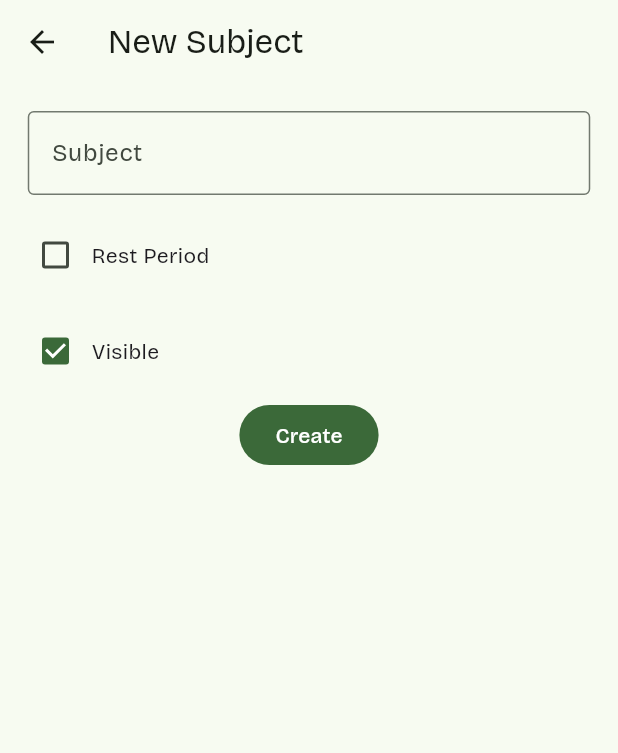
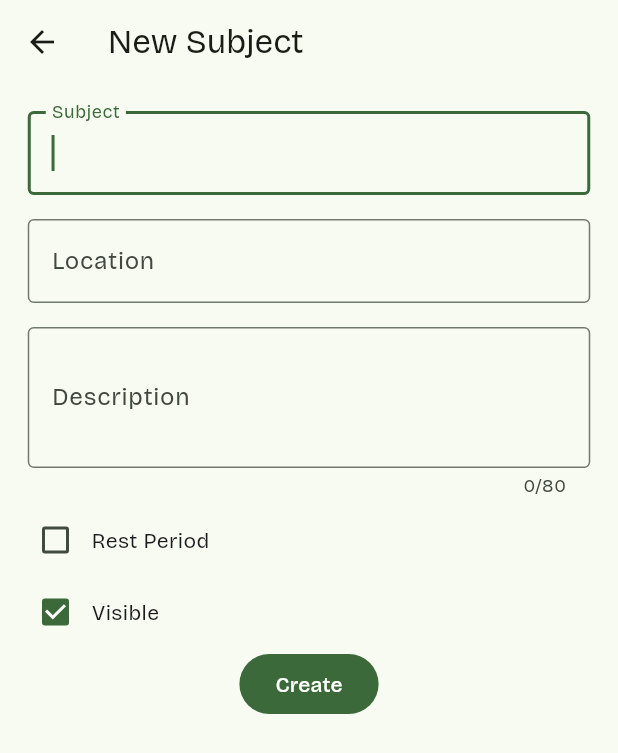
Before and after one commit to Ubuntuify/class-schedule-flutter, a Flutter app: the ClassListPage screen opened directly, after a tap on the "add" icon, on a phone screen of 412 x 824 dp. Shown: the top 753 px of the screen. Run offline on Flutter 3.47's test engine with Material 3 defaults, Android fonts, the phone set to English and light mode, and no system bars; our stand-ins replace google_fonts, sqflite; accounts and stored records are empty.

```diff
--- a/lib/schema/subject.dart
+++ b/lib/schema/subject.dart
@@ -1,26 +1,25 @@
 class Subject {
-  // Primary key
-  final int? id;
-
-  // Display name
+  final int? id; // primary key
   final String name;
-
-  // If it is visible in the user interface
-  final bool isVisible;
-
-  // If the subject is a rest period and you should be notified
-  final bool isRestPeriod;
+  final String description;
+  final String location;
+  final bool isVisible; // if it is visible in the user interface
+  final bool isRestPeriod; // if it is a rest period
 
   const Subject(
       {required this.id, // primary key should always come first
       required this.name,
       required this.isVisible,
-      required this.isRestPeriod});
+      required this.isRestPeriod,
+      required this.description,
+      required this.location});
 
   Map<String, Object?> toMap() {
     return {
       'id': id,
       'name': name,
+      'description': description,
+      'location': location,
       'is_visible': isVisible,
       'is_rest_period': isRestPeriod,
     };
--- a/lib/services/db.dart
+++ b/lib/services/db.dart
@@ -42,6 +42,8 @@ class DatabaseManager {
     CREATE TABLE subject (
       id INTEGER PRIMARY KEY AUTOINCREMENT,
       name TEXT,
+      description TEXT,
+      location TEXT,
       is_visible INTEGER,
       is_rest_period INTEGER
     );
@@ -58,12 +60,16 @@ class DatabaseManager {
       for (final {
             'id': id as int,
             'name': name as String,
+            'description': description as String,
+            'location': location as String,
             'is_visible': isVisible as bool,
             'is_rest_period': isRestPeriod as bool,
           } in subjects)
         Subject(
             id: id,
             name: name,
+            description: description,
+            location: location,
             isVisible: isVisible,
             isRestPeriod: isRestPeriod),
     ];
--- a/lib/ui/pages/subject/list.dart
+++ b/lib/ui/pages/subject/list.dart
@@ -1,8 +1,15 @@
 import 'package:flutter/material.dart';
 import 'package:schedule/ui/pages/subject/new_subject.dart';
 
-class ClassListPage extends StatelessWidget {
+class ClassListPage extends StatefulWidget {
   const ClassListPage({super.key});
+
+  @override
+  State<ClassListPage> createState() => _ClassListPageState();
+}
+
+class _ClassListPageState extends State<ClassListPage> {
+  bool hiddenVisibility = false;
 
   @override
   Widget build(BuildContext context) {
@@ -17,15 +24,65 @@ class ClassListPage extends StatelessWidget {
                     onPressed: () => Navigator.of(context).push(
                         MaterialPageRoute(
                             builder: (context) => const NewSubjectPage())),
-                    icon: const Icon(Icons.add))
+                    icon: const Icon(Icons.add)),
+                PopupMenuButton(
+                    itemBuilder: (context) => [
+                          const PopupMenuItem(
+                              child: ListTile(
+                            leading: Icon(Icons.visibility_outlined),
+                            title: Text('Show hidden items'),
+                          ))
+                        ],
+                    icon: const Icon(Icons.more_vert)),
               ],
             ),
-            body: const Column(
-              children: [
-                Row(
-                  children: [],
-                )
-              ],
-            )));
+            body: const ClassList()));
   }
 }
+
+class ClassList extends StatefulWidget {
+  const ClassList({super.key});
+
+  @override
+  State<ClassList> createState() => _ClassListState();
+}
+
+class _ClassListState extends State<ClassList> {
+  @override
+  Widget build(BuildContext context) {
+    // DatabaseManager().getSubjects().then((subjects) => {});
+    //
+    // if (subjects.isEmpty) {
+    //   return const Center(
+    //     child: Column(
+    //       mainAxisAlignment: MainAxisAlignment.center,
+    //       children: [
+    //         Icon(Icons.sentiment_very_dissatisfied_rounded),
+    //         Padding(padding: EdgeInsets.all(5)),
+    //         Text(
+    //           'There doesn\'t seem to be any classes right\nnow, maybe add one?',
+    //           textAlign: TextAlign.center,
+    //         )
+    //       ],
+    //     ),
+    //   );
+    // }
+
+    return ListTile(
+      isThreeLine: true,
+      leading: ClipRRect(
+        borderRadius: BorderRadius.circular(10),
+        child: Container(
+          height: 50,
+          width: 50,
+          decoration: BoxDecoration(color: Colors.redAccent.shade100),
+          child: const Center(
+            child: Icon(Icons.school_outlined),
+          ),
+        ),
+      ),
+      title: const Text('Psychology 1A'),
+      subtitle: const Text('Lorem ipsum, viva la revolution!'),
+    );
+  }
+}
--- a/lib/ui/pages/subject/new_subject.dart
+++ b/lib/ui/pages/subject/new_subject.dart
@@ -1,4 +1,5 @@
 import 'package:flutter/material.dart';
+import 'package:flutter/services.dart';
 import 'package:schedule/schema/subject.dart';
 import 'package:schedule/services/db.dart';
 
@@ -10,17 +11,21 @@ class NewSubjectPage extends StatefulWidget {
 }
 
 class _NewSubjectPageState extends State<NewSubjectPage> {
-  bool _isVisibleCheckbox = true;
-  bool _isRestPeriodCheckbox = false;
+  bool _visibleCheckbox = true;
+  bool _restPeriodCheckbox = false;
 
-  String _subjectName = '';
+  String _name = '';
+  String _location = '';
+  String _description = '';
 
   Future<void> _onSubmit(BuildContext context) async {
     DatabaseManager().insertSubject(Subject(
         id: null,
-        name: _subjectName,
-        isVisible: _isVisibleCheckbox,
-        isRestPeriod: _isRestPeriodCheckbox));
+        name: _name,
+        location: _location,
+        description: _description,
+        isVisible: _visibleCheckbox,
+        isRestPeriod: _restPeriodCheckbox));
 
     Navigator.of(context).pop();
   }
@@ -32,8 +37,6 @@ class _NewSubjectPageState extends State<NewSubjectPage> {
         child: Scaffold(
           appBar: AppBar(
               leading: const BackButton(), title: const Text('New Subject')),
-          // bottomNavigationBar: BottomAppBar(
-          //   child: ,
           body: Padding(
             padding: const EdgeInsets.symmetric(horizontal: 5, vertical: 10),
             child: Column(
@@ -47,29 +50,57 @@ class _NewSubjectPageState extends State<NewSubjectPage> {
                             decoration: const InputDecoration(
                                 border: OutlineInputBorder(),
                                 labelText: 'Subject'),
-                            onChanged: (subjectName) =>
-                                _subjectName = subjectName,
+                            onChanged: (subjectName) => _name = subjectName,
+                            autofocus: true,
                           ))),
                 ),
                 Padding(
-                    padding: const EdgeInsets.all(8.0),
+                  padding: const EdgeInsets.all(8.0),
+                  child: Center(
+                      child: SizedBox(
+                          width: 375,
+                          child: TextField(
+                            decoration: const InputDecoration(
+                                border: OutlineInputBorder(),
+                                labelText: 'Location'),
+                            onChanged: (text) => _location = text,
+                          ))),
+                ),
+                Padding(
+                  padding: const EdgeInsets.all(8.0),
+                  child: Center(
+                      child: SizedBox(
+                          width: 375,
+                          height: 110,
+                          child: TextField(
+                            maxLength: 80,
+                            maxLengthEnforcement: MaxLengthEnforcement.enforced,
+                            maxLines: 3,
+                            decoration: const InputDecoration(
+                                border: OutlineInputBorder(),
+                                labelText: 'Description'),
+                            onChanged: (text) => _description = text,
+                          ))),
+                ),
+                Padding(
+                    padding: const EdgeInsets.symmetric(horizontal: 8.0),
                     child: Row(
                       children: [
                         Checkbox(
-                            value: _isRestPeriodCheckbox,
-                            onChanged: (checked) => setState(
-                                () => _isRestPeriodCheckbox = checked!)),
+                            value: _restPeriodCheckbox,
+                            onChanged: (status) =>
+                                setState(() => _restPeriodCheckbox = status!)),
                         const Text('Rest Period')
                       ],
                     )),
                 Padding(
-                  padding: const EdgeInsets.all(8.0),
+                  padding: const EdgeInsets.symmetric(horizontal: 8.0),
                   child: Row(
                     children: [
                       Checkbox(
-                          value: _isVisibleCheckbox,
-                          onChanged: (checked) =>
-                              setState(() => _isVisibleCheckbox = checked!)),
+                          value: _visibleCheckbox,
+                          onChanged: (status) =>
+                              setState(() => _visibleCheckbox = status!)),
                       const Text(
                         'Visible',
                       )
```
Also changed, not shown: lib/main.dart (+22 -21 lines), lib/schema/day_schedule.dart (added, +21 -0 lines), lib/schema/schedule.dart (+79 -128 lines), lib/schema/schedule_time_slot.dart (added, +28 -0 lines), lib/ui/app.dart (+13 -6 lines), lib/ui/pages/home.dart (+48 -12 lines).
